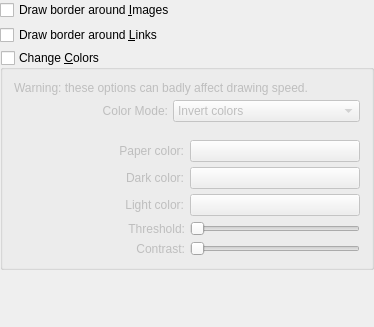
Qt form conf/dlgaccessibilitybase.ui (KDE/okular) before a commit.
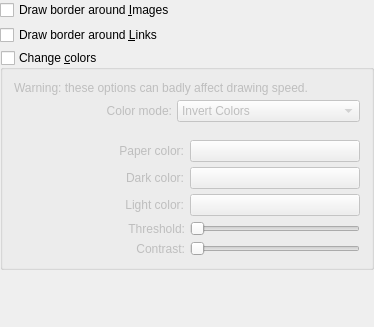
The same form after that commit. Custom widgets are drawn as their Qt base class.

Commit message: i18n style guide fixes, the capitalization rules are explained on http://developer.kde.org/documentation/standards/kde/style/basics/labels.html

Patch:
```diff
--- a/conf/dlgaccessibilitybase.ui
+++ b/conf/dlgaccessibilitybase.ui
@@ -42,7 +42,7 @@
       <bool>true</bool>
      </property>
      <property name="title" >
-      <string>Change &amp;Colors</string>
+      <string>Change &amp;colors</string>
      </property>
      <property name="checkable" >
       <bool>true</bool>
@@ -75,7 +75,7 @@
         <item>
          <widget class="QLabel" name="label" >
           <property name="text" >
-           <string>Color Mode:</string>
+           <string>Color mode:</string>
           </property>
           <property name="alignment" >
            <set>Qt::AlignRight|Qt::AlignTrailing|Qt::AlignVCenter</set>
@@ -86,22 +86,22 @@
          <widget class="KComboBox" name="kcfg_RenderMode" >
           <item>
            <property name="text" >
-            <string>Invert colors</string>
+            <string>Invert Colors</string>
            </property>
           </item>
           <item>
            <property name="text" >
-            <string>Change paper color</string>
+            <string>Change Paper Color</string>
            </property>
           </item>
           <item>
            <property name="text" >
-            <string>Change dark and light colors</string>
+            <string>Change Dark &amp; Light Colors</string>
            </property>
           </item>
           <item>
            <property name="text" >
-            <string>Convert to black and white</string>
+            <string>Convert to Black &amp; White</string>
            </property>
           </item>
          </widget>
```
The commit also changes 4 other files.
